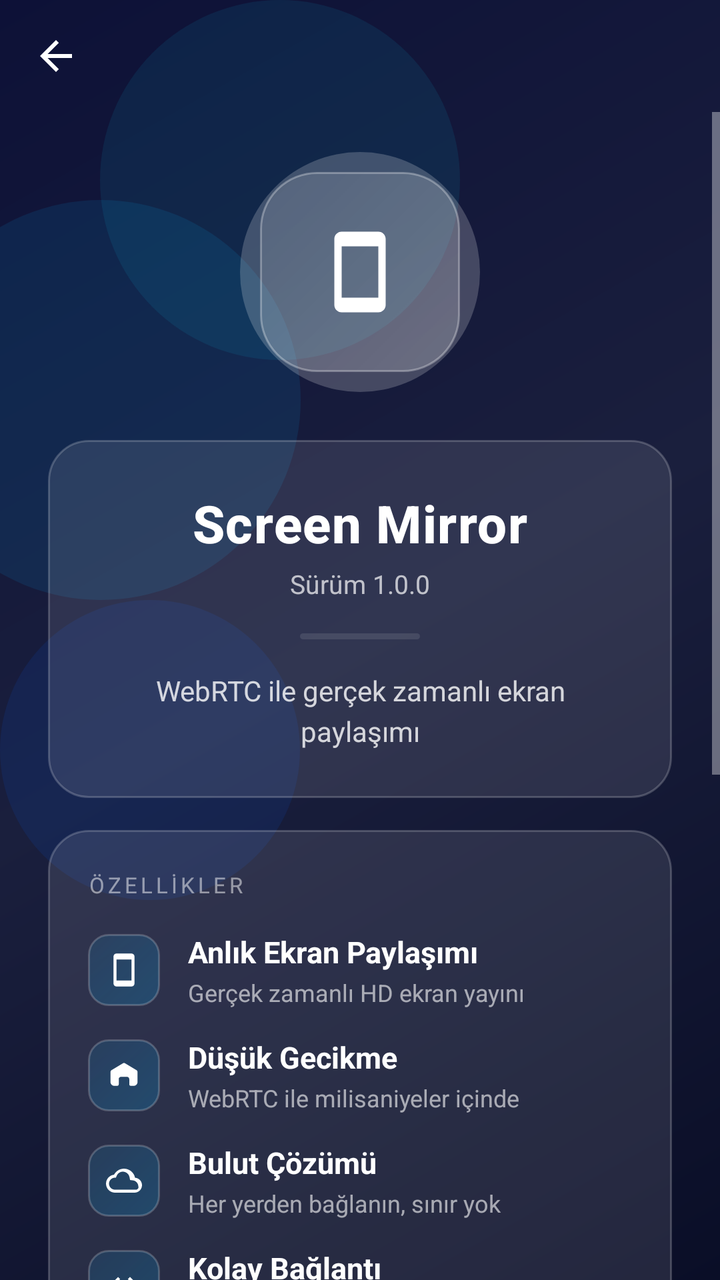
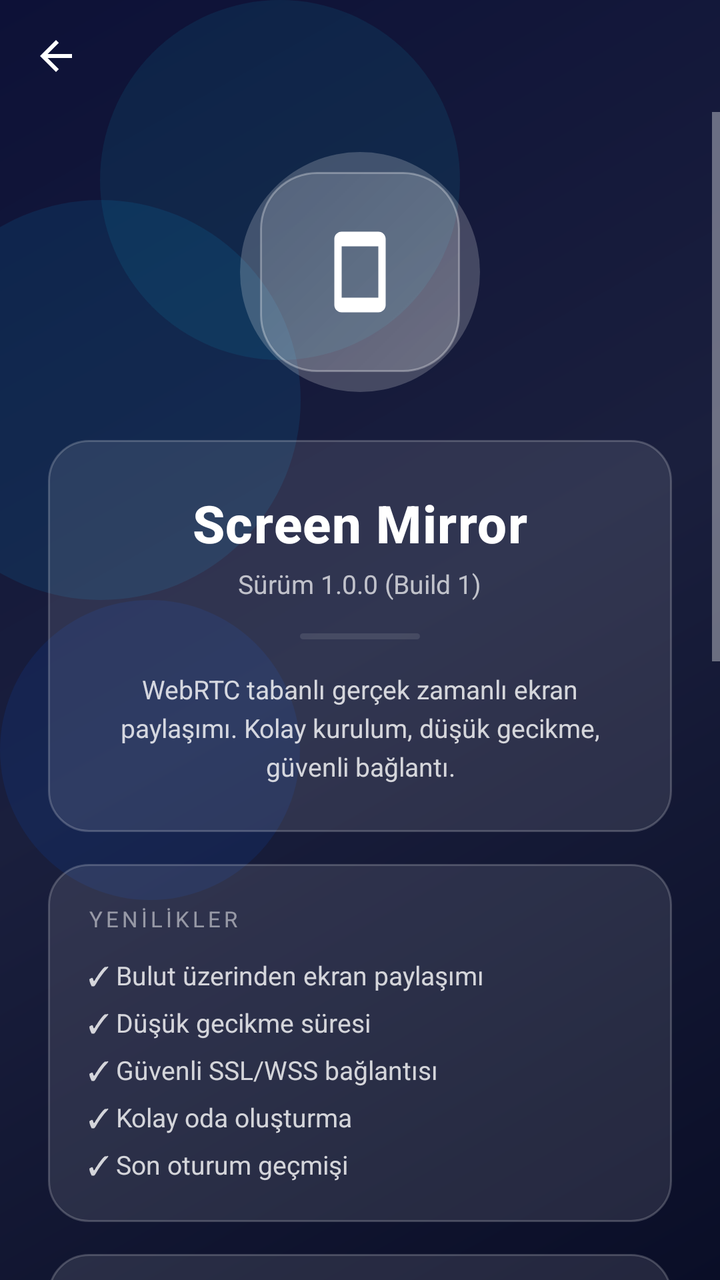

Screens rendered from an Android XML layout before and after an edit, with the pre-edit source and the edit as a unified diff.
<!-- AndroidManifest.xml: activity theme Theme.ScreenShare -->
<!-- res/layout/activity_about.xml -->
<?xml version="1.0" encoding="utf-8"?>
<FrameLayout xmlns:android="http://schemas.android.com/apk/res/android"
    xmlns:app="http://schemas.android.com/apk/res-auto"
    android:layout_width="match_parent"
    android:layout_height="match_parent"
    android:fitsSystemWindows="true">

    
    <View
        android:layout_width="match_parent"
        android:layout_height="match_parent"
        android:background="@drawable/bg_about_gradient" />

    
    <View
        android:layout_width="200dp"
        android:layout_height="200dp"
        android:layout_marginStart="-50dp"
        android:layout_marginTop="100dp"
        android:background="@drawable/bg_circle_glass1" />

    <View
        android:layout_width="150dp"
        android:layout_height="150dp"
        android:layout_marginEnd="-30dp"
        android:layout_marginTop="300dp"
        android:background="@drawable/bg_circle_glass2" />

    <View
        android:layout_width="180dp"
        android:layout_height="180dp"
        android:layout_marginStart="50dp"
        android:layout_marginBottom="200dp"
        android:background="@drawable/bg_circle_glass3" />

    
    <LinearLayout
        android:layout_width="match_parent"
        android:layout_height="match_parent"
        android:orientation="vertical">

        
        <com.google.android.material.appbar.MaterialToolbar
            android:id="@+id/toolbar"
            android:layout_width="match_parent"
            android:layout_height="?attr/actionBarSize"
            android:background="@android:color/transparent"
            app:navigationIcon="@drawable/ic_back"
            app:navigationIconTint="@android:color/white" />

        <ScrollView
            android:layout_width="match_parent"
            android:layout_height="match_parent"
            android:fillViewport="true"
            android:overScrollMode="never">

            <LinearLayout
                android:layout_width="match_parent"
                android:layout_height="wrap_content"
                android:orientation="vertical"
                android:gravity="center_horizontal"
                android:paddingHorizontal="24dp"
                android:paddingBottom="32dp">

                
                <FrameLayout
                    android:layout_width="120dp"
                    android:layout_height="120dp"
                    android:layout_marginTop="20dp"
                    android:layout_marginBottom="24dp">

                    <View
                        android:layout_width="match_parent"
                        android:layout_height="match_parent"
                        android:background="@drawable/bg_icon_glow" />

                    <ImageView
                        android:id="@+id/appIcon"
                        android:layout_width="100dp"
                        android:layout_height="100dp"
                        android:layout_gravity="center"
                        android:src="@drawable/ic_cast"
                        android:background="@drawable/bg_icon_glass"
                        android:padding="28dp" />
                </FrameLayout>

                
                <LinearLayout
                    android:id="@+id/nameCard"
                    android:layout_width="match_parent"
                    android:layout_height="wrap_content"
                    android:background="@drawable/bg_glass_card"
                    android:orientation="vertical"
                    android:padding="24dp"
                    android:gravity="center"
                    android:layout_marginBottom="16dp">

                    <TextView
                        android:layout_width="wrap_content"
                        android:layout_height="wrap_content"
                        android:text="Screen Mirror"
                        android:textColor="@android:color/white"
                        android:textSize="26sp"
                        android:textStyle="bold"
                        android:fontFamily="sans-serif-medium"
                        android:letterSpacing="0.02" />

                    <TextView
                        android:layout_width="wrap_content"
                        android:layout_height="wrap_content"
                        android:text="Sürüm 1.0.0"
                        android:textColor="#B3FFFFFF"
                        android:textSize="13sp"
                        android:layout_marginTop="4dp" />

                    <View
                        android:layout_width="60dp"
                        android:layout_height="3dp"
                        android:background="@drawable/bg_divider_glass"
                        android:layout_marginTop="16dp" />

                    <TextView
                        android:layout_width="match_parent"
                        android:layout_height="wrap_content"
                        android:text="WebRTC ile gerçek zamanlı ekran paylaşımı"
                        android:textColor="#CCFFFFFF"
                        android:textSize="14sp"
                        android:gravity="center"
                        android:lineSpacingExtra="4dp"
                        android:layout_marginTop="16dp" />
                </LinearLayout>

                
                <LinearLayout
                    android:id="@+id/featureCard"
                    android:layout_width="match_parent"
                    android:layout_height="wrap_content"
                    android:background="@drawable/bg_glass_card"
                    android:orientation="vertical"
                    android:padding="20dp"
                    android:layout_marginBottom="16dp">

                    <TextView
                        android:layout_width="wrap_content"
                        android:layout_height="wrap_content"
                        android:text="ÖZELLİKLER"
                        android:textColor="#80FFFFFF"
                        android:textSize="11sp"
                        android:letterSpacing="0.15"
                        android:layout_marginBottom="16dp" />

                    
                    <LinearLayout
                        android:layout_width="match_parent"
                        android:layout_height="wrap_content"
                        android:orientation="horizontal"
                        android:gravity="center_vertical"
                        android:layout_marginBottom="14dp">

                        <FrameLayout
                            android:layout_width="36dp"
                            android:layout_height="36dp"
                            android:layout_marginEnd="14dp">
                            <View
                                android:layout_width="match_parent"
                                android:layout_height="match_parent"
                                android:background="@drawable/bg_feature_icon" />
                            <ImageView
                                android:layout_width="18dp"
                                android:layout_height="18dp"
                                android:layout_gravity="center"
                                android:src="@drawable/ic_cast" />
                        </FrameLayout>

                        <LinearLayout
                            android:layout_width="0dp"
                            android:layout_height="wrap_content"
                            android:layout_weight="1"
                            android:orientation="vertical">
                            <TextView
                                android:layout_width="wrap_content"
                                android:layout_height="wrap_content"
                                android:text="Anlık Ekran Paylaşımı"
                                android:textColor="@android:color/white"
                                android:textSize="15sp"
                                android:textStyle="bold" />
                            <TextView
                                android:layout_width="wrap_content"
                                android:layout_height="wrap_content"
                                android:text="Gerçek zamanlı HD ekran yayını"
                                android:textColor="#99FFFFFF"
                                android:textSize="12sp"
                                android:layout_marginTop="2dp" />
                        </LinearLayout>
                    </LinearLayout>

                    
                    <LinearLayout
                        android:layout_width="match_parent"
                        android:layout_height="wrap_content"
                        android:orientation="horizontal"
                        android:gravity="center_vertical"
                        android:layout_marginBottom="14dp">

                        <FrameLayout
                            android:layout_width="36dp"
                            android:layout_height="36dp"
                            android:layout_marginEnd="14dp">
                            <View
                                android:layout_width="match_parent"
                                android:layout_height="match_parent"
                                android:background="@drawable/bg_feature_icon" />
                            <ImageView
                                android:layout_width="18dp"
                                android:layout_height="18dp"
                                android:layout_gravity="center"
                                android:src="@drawable/ic_speed" />
                        </FrameLayout>

                        <LinearLayout
                            android:layout_width="0dp"
                            android:layout_height="wrap_content"
                            android:layout_weight="1"
                            android:orientation="vertical">
                            <TextView
                                android:layout_width="wrap_content"
                                android:layout_height="wrap_content"
                                android:text="Düşük Gecikme"
                                android:textColor="@android:color/white"
                                android:textSize="15sp"
                                android:textStyle="bold" />
                            <TextView
                                android:layout_width="wrap_content"
                                android:layout_height="wrap_content"
                                android:text="WebRTC ile milisaniyeler içinde"
                                android:textColor="#99FFFFFF"
                                android:textSize="12sp"
                                android:layout_marginTop="2dp" />
                        </LinearLayout>
                    </LinearLayout>

                    
                    <LinearLayout
                        android:layout_width="match_parent"
                        android:layout_height="wrap_content"
                        android:orientation="horizontal"
                        android:gravity="center_vertical"
                        android:layout_marginBottom="14dp">

                        <FrameLayout
                            android:layout_width="36dp"
                            android:layout_height="36dp"
                            android:layout_marginEnd="14dp">
                            <View
                                android:layout_width="match_parent"
                                android:layout_height="match_parent"
                                android:background="@drawable/bg_feature_icon" />
                            <ImageView
                                android:layout_width="18dp"
                                android:layout_height="18dp"
                                android:layout_gravity="center"
                                android:src="@drawable/ic_cloud" />
                        </FrameLayout>

                        <LinearLayout
                            android:layout_width="0dp"
                            android:layout_height="wrap_content"
                            android:layout_weight="1"
                            android:orientation="vertical">
                            <TextView
                                android:layout_width="wrap_content"
                                android:layout_height="wrap_content"
                                android:text="Bulut Çözümü"
                                android:textColor="@android:color/white"
                                android:textSize="15sp"
                                android:textStyle="bold" />
                            <TextView
                                android:layout_width="wrap_content"
                                android:layout_height="wrap_content"
                                android:text="Her yerden bağlanın, sınır yok"
                                android:textColor="#99FFFFFF"
                                android:textSize="12sp"
                                android:layout_marginTop="2dp" />
                        </LinearLayout>
                    </LinearLayout>

                    
                    <LinearLayout
                        android:layout_width="match_parent"
                        android:layout_height="wrap_content"
                        android:orientation="horizontal"
                        android:gravity="center_vertical"
                        android:layout_marginBottom="14dp">

                        <FrameLayout
                            android:layout_width="36dp"
                            android:layout_height="36dp"
                            android:layout_marginEnd="14dp">
                            <View
                                android:layout_width="match_parent"
                                android:layout_height="match_parent"
                                android:background="@drawable/bg_feature_icon" />
                            <ImageView
                                android:layout_width="18dp"
                                android:layout_height="18dp"
                                android:layout_gravity="center"
                                android:src="@drawable/ic_link" />
                        </FrameLayout>

                        <LinearLayout
                            android:layout_width="0dp"
                            android:layout_height="wrap_content"
                            android:layout_weight="1"
                            android:orientation="vertical">
                            <TextView
                                android:layout_width="wrap_content"
                                android:layout_height="wrap_content"
                                android:text="Kolay Bağlantı"
                                android:textColor="@android:color/white"
                                android:textSize="15sp"
                                android:textStyle="bold" />
                            <TextView
                                android:layout_width="wrap_content"
                                android:layout_height="wrap_content"
                                android:text="Tek oda adı ile hızlı kurulum"
                                android:textColor="#99FFFFFF"
                                android:textSize="12sp"
                                android:layout_marginTop="2dp" />
                        </LinearLayout>
                    </LinearLayout>

                    
                    <LinearLayout
                        android:layout_width="match_parent"
                        android:layout_height="wrap_content"
                        android:orientation="horizontal"
                        android:gravity="center_vertical"
                        android:layout_marginBottom="14dp">

                        <FrameLayout
                            android:layout_width="36dp"
                            android:layout_height="36dp"
                            android:layout_marginEnd="14dp">
                            <View
                                android:layout_width="match_parent"
                                android:layout_height="match_parent"
                                android:background="@drawable/bg_feature_icon" />
                            <ImageView
                                android:layout_width="18dp"
                                android:layout_height="18dp"
                                android:layout_gravity="center"
                                android:src="@drawable/ic_lock" />
                        </FrameLayout>

                        <LinearLayout
                            android:layout_width="0dp"
                            android:layout_height="wrap_content"
                            android:layout_weight="1"
                            android:orientation="vertical">
                            <TextView
                                android:layout_width="wrap_content"
                                android:layout_height="wrap_content"
                                android:text="Güvenli İletişim"
                                android:textColor="@android:color/white"
                                android:textSize="15sp"
                                android:textStyle="bold" />
                            <TextView
                                android:layout_width="wrap_content"
                                android:layout_height="wrap_content"
                                android:text="SSL/WSS ile şifreli bağlantı"
                                android:textColor="#99FFFFFF"
                                android:textSize="12sp"
                                android:layout_marginTop="2dp" />
                        </LinearLayout>
                    </LinearLayout>

                    
                    <LinearLayout
                        android:layout_width="match_parent"
                        android:layout_height="wrap_content"
                        android:orientation="horizontal"
                        android:gravity="center_vertical">

                        <FrameLayout
                            android:layout_width="36dp"
                            android:layout_height="36dp"
                            android:layout_marginEnd="14dp">
                            <View
                                android:layout_width="match_parent"
                                android:layout_height="match_parent"
                                android:background="@drawable/bg_feature_icon" />
                            <ImageView
                                android:layout_width="18dp"
                                android:layout_height="18dp"
                                android:layout_gravity="center"
                                android:src="@drawable/ic_fullscreen" />
                        </FrameLayout>

                        <LinearLayout
                            android:layout_width="0dp"
                            android:layout_height="wrap_content"
                            android:layout_weight="1"
                            android:orientation="vertical">
                            <TextView
                                android:layout_width="wrap_content"
                                android:layout_height="wrap_content"
                                android:text="Tam Ekran Modu"
                                android:textColor="@android:color/white"
                                android:textSize="15sp"
                                android:textStyle="bold" />
                            <TextView
                                android:layout_width="wrap_content"
                                android:layout_height="wrap_content"
                                android:text="Kesintisiz izleme deneyimi"
                                android:textColor="#99FFFFFF"
                                android:textSize="12sp"
                                android:layout_marginTop="2dp" />
                        </LinearLayout>
                    </LinearLayout>
                </LinearLayout>

                
                <LinearLayout
                    android:id="@+id/devCard"
                    android:layout_width="match_parent"
                    android:layout_height="wrap_content"
                    android:background="@drawable/bg_glass_card"
                    android:orientation="horizontal"
                    android:padding="20dp"
                    android:gravity="center_vertical"
                    android:layout_marginBottom="16dp">

                    <FrameLayout
                        android:layout_width="56dp"
                        android:layout_height="56dp"
                        android:layout_marginEnd="16dp">
                        <View
                            android:layout_width="match_parent"
                            android:layout_height="match_parent"
                            android:background="@drawable/bg_avatar_glass" />
                        <ImageView
                            android:layout_width="28dp"
                            android:layout_height="28dp"
                            android:layout_gravity="center"
                            android:src="@drawable/ic_person" />
                    </FrameLayout>

                    <LinearLayout
                        android:layout_width="0dp"
                        android:layout_height="wrap_content"
                        android:layout_weight="1"
                        android:orientation="vertical">

                        <TextView
                            android:layout_width="wrap_content"
                            android:layout_height="wrap_content"
                            android:text="Geliştirici"
                            android:textColor="#80FFFFFF"
                            android:textSize="11sp"
                            android:letterSpacing="0.1" />

                        <TextView
                            android:layout_width="wrap_content"
                            android:layout_height="wrap_content"
                            android:text="Ferit Akdemir"
                            android:textColor="@android:color/white"
                            android:textSize="16sp"
                            android:textStyle="bold"
                            android:layout_marginTop="2dp" />

                        <TextView
                            android:layout_width="wrap_content"
                            android:layout_height="wrap_content"
                            android:text="akdemirferit608@gmail.com"
                            android:textColor="#80FFFFFF"
                            android:textSize="12sp"
                            android:layout_marginTop="2dp" />
                    </LinearLayout>
                </LinearLayout>

                
                <include layout="@layout/layout_social_buttons" />

                
                <TextView
                    android:layout_width="match_parent"
                    android:layout_height="wrap_content"
                    android:text="Basit olan karmaşıktır, karmaşık olan basittir."
                    android:textColor="#4D00B4FF"
                    android:textSize="12sp"
                    android:textStyle="italic"
                    android:gravity="center"
                    android:layout_marginTop="20dp" />

            </LinearLayout>
        </ScrollView>
    </LinearLayout>

</FrameLayout>
<!-- res/layout/layout_social_buttons.xml (included above) -->
<?xml version="1.0" encoding="utf-8"?>
<LinearLayout xmlns:android="http://schemas.android.com/apk/res/android"
    xmlns:app="http://schemas.android.com/apk/res-auto"
    android:layout_width="match_parent"
    android:layout_height="wrap_content"
    android:orientation="horizontal"
    android:gravity="center"
    android:layout_marginTop="24dp">

    
    <LinearLayout
        android:id="@+id/btnInstagram"
        android:layout_width="wrap_content"
        android:layout_height="wrap_content"
        android:orientation="vertical"
        android:gravity="center"
        android:background="@drawable/bg_social_button"
        android:paddingHorizontal="20dp"
        android:paddingVertical="14dp"
        android:layout_marginEnd="12dp"
        android:clickable="true"
        android:focusable="true">

        <ImageView
            android:layout_width="28dp"
            android:layout_height="28dp"
            android:src="@drawable/ic_instagram"
            android:layout_marginBottom="6dp" />

        <TextView
            android:layout_width="wrap_content"
            android:layout_height="wrap_content"
            android:text="Instagram"
            android:textColor="@android:color/white"
            android:textSize="11sp"
            android:textStyle="bold" />
    </LinearLayout>

    
    <LinearLayout
        android:id="@+id/btnGithub"
        android:layout_width="wrap_content"
        android:layout_height="wrap_content"
        android:orientation="vertical"
        android:gravity="center"
        android:background="@drawable/bg_social_button"
        android:paddingHorizontal="20dp"
        android:paddingVertical="14dp"
        android:layout_marginEnd="12dp"
        android:clickable="true"
        android:focusable="true">

        <ImageView
            android:layout_width="28dp"
            android:layout_height="28dp"
            android:src="@drawable/ic_github"
            android:layout_marginBottom="6dp" />

        <TextView
            android:layout_width="wrap_content"
            android:layout_height="wrap_content"
            android:text="GitHub"
            android:textColor="@android:color/white"
            android:textSize="11sp"
            android:textStyle="bold" />
    </LinearLayout>

    
    <LinearLayout
        android:id="@+id/btnSource"
        android:layout_width="wrap_content"
        android:layout_height="wrap_content"
        android:orientation="vertical"
        android:gravity="center"
        android:background="@drawable/bg_social_button"
        android:paddingHorizontal="20dp"
        android:paddingVertical="14dp"
        android:clickable="true"
        android:focusable="true">

        <ImageView
            android:layout_width="28dp"
            android:layout_height="28dp"
            android:src="@drawable/ic_code"
            android:layout_marginBottom="6dp" />

        <TextView
            android:layout_width="wrap_content"
            android:layout_height="wrap_content"
            android:text="Kaynak Kod"
            android:textColor="@android:color/white"
            android:textSize="11sp"
            android:textStyle="bold" />
    </LinearLayout>

</LinearLayout>
<!-- resources referenced by this layout -->
<resources>
  <!-- drawable bg_about_gradient (drawable) -->
  <?xml version="1.0" encoding="utf-8"?>
  <shape xmlns:android="http://schemas.android.com/apk/res/android"
      android:shape="rectangle">
      <gradient
          android:startColor="#FF0A0E27"
          android:centerColor="#FF1A1F3D"
          android:endColor="#FF0D1137"
          android:angle="135" />
  </shape>
  <!-- drawable bg_avatar_glass (drawable) -->
  <?xml version="1.0" encoding="utf-8"?>
  <shape xmlns:android="http://schemas.android.com/apk/res/android"
      android:shape="oval">
      <gradient
          android:startColor="#330066FF"
          android:endColor="#1A00D4FF"
          android:angle="135" />
      <stroke
          android:width="1dp"
          android:color="#4DFFFFFF" />
  </shape>
  <!-- drawable bg_circle_glass1 (drawable) -->
  <?xml version="1.0" encoding="utf-8"?>
  <shape xmlns:android="http://schemas.android.com/apk/res/android"
      android:shape="oval">
      <solid android:color="#1A00B4FF" />
  </shape>
  <!-- drawable bg_circle_glass2 (drawable) -->
  <?xml version="1.0" encoding="utf-8"?>
  <shape xmlns:android="http://schemas.android.com/apk/res/android"
      android:shape="oval">
      <solid android:color="#1A0066FF" />
  </shape>
  <!-- drawable bg_circle_glass3 (drawable) -->
  <?xml version="1.0" encoding="utf-8"?>
  <shape xmlns:android="http://schemas.android.com/apk/res/android"
      android:shape="oval">
      <solid android:color="#1500D4FF" />
  </shape>
  <!-- drawable bg_divider_glass (drawable) -->
  <?xml version="1.0" encoding="utf-8"?>
  <shape xmlns:android="http://schemas.android.com/apk/res/android"
      android:shape="rectangle">
      <solid android:color="#1AFFFFFF" />
      <corners android:radius="2dp" />
  </shape>
  <!-- drawable bg_feature_icon (drawable) -->
  <?xml version="1.0" encoding="utf-8"?>
  <shape xmlns:android="http://schemas.android.com/apk/res/android"
      android:shape="rectangle">
      <gradient
          android:startColor="#3300B4FF"
          android:endColor="#1A00B4FF"
          android:angle="135" />
      <corners android:radius="10dp" />
      <stroke
          android:width="1dp"
          android:color="#33FFFFFF" />
  </shape>
  <!-- drawable bg_glass_card (drawable) -->
  <?xml version="1.0" encoding="utf-8"?>
  <shape xmlns:android="http://schemas.android.com/apk/res/android"
      android:shape="rectangle">
      <solid android:color="#1AFFFFFF" />
      <corners android:radius="20dp" />
      <stroke
          android:width="1dp"
          android:color="#33FFFFFF" />
  </shape>
  <!-- drawable bg_icon_glass (drawable) -->
  <?xml version="1.0" encoding="utf-8"?>
  <shape xmlns:android="http://schemas.android.com/apk/res/android"
      android:shape="rectangle">
      <gradient
          android:startColor="#33FFFFFF"
          android:endColor="#1AFFFFFF"
          android:angle="135" />
      <corners android:radius="28dp" />
      <stroke
          android:width="1dp"
          android:color="#4DFFFFFF" />
  </shape>
  <!-- drawable bg_icon_glow (drawable) -->
  <?xml version="1.0" encoding="utf-8"?>
  <shape xmlns:android="http://schemas.android.com/apk/res/android"
      android:shape="oval">
      <solid android:color="#33FFFFFF" />
  </shape>
  <!-- drawable ic_back (drawable) -->
  <?xml version="1.0" encoding="utf-8"?>
  <vector xmlns:android="http://schemas.android.com/apk/res/android"
      android:width="24dp"
      android:height="24dp"
      android:viewportWidth="24"
      android:viewportHeight="24">
      <path
          android:fillColor="#FFFFFFFF"
          android:pathData="M20,11H7.83l5.59,-5.59L12,4l-8,8 8,8 1.41,-1.41L7.83,13H20v-2z" />
  </vector>
  <color name="bg_dark">#FF0A0E27</color>
  <color name="gradient_start">#FF0066FF</color>
  <color name="accent">#FF00B4FF</color>
  <!-- unchanged entries left out for length: 12 -->
</resources>

<!-- the commit's change to res/layout/activity_about.xml (unified diff, before → after) -->
@@ -108,7 +108,7 @@
                     <TextView
                         android:layout_width="wrap_content"
                         android:layout_height="wrap_content"
-                        android:text="Sürüm 1.0.0"
+                        android:text="Sürüm 1.0.0 (Build 1)"
                         android:textColor="#B3FFFFFF"
                         android:textSize="13sp"
                         android:layout_marginTop="4dp" />
@@ -122,12 +122,39 @@
                     <TextView
                         android:layout_width="match_parent"
                         android:layout_height="wrap_content"
-                        android:text="WebRTC ile gerçek zamanlı ekran paylaşımı"
+                        android:text="WebRTC tabanlı gerçek zamanlı ekran paylaşımı. Kolay kurulum, düşük gecikme, güvenli bağlantı."
                         android:textColor="#CCFFFFFF"
-                        android:textSize="14sp"
+                        android:textSize="13sp"
                         android:gravity="center"
                         android:lineSpacingExtra="4dp"
                         android:layout_marginTop="16dp" />
+                </LinearLayout>
+
+                
+                <LinearLayout
+                    android:layout_width="match_parent"
+                    android:layout_height="wrap_content"
+                    android:background="@drawable/bg_glass_card"
+                    android:orientation="vertical"
+                    android:padding="20dp"
+                    android:layout_marginBottom="16dp">
+
+                    <TextView
+                        android:layout_width="wrap_content"
+                        android:layout_height="wrap_content"
+                        android:text="YENİLİKLER"
+                        android:textColor="#80FFFFFF"
+                        android:textSize="11sp"
+                        android:letterSpacing="0.15"
+                        android:layout_marginBottom="12dp" />
+
+                    <TextView
+                        android:layout_width="match_parent"
+                        android:layout_height="wrap_content"
+                        android:text="✓ Bulut üzerinden ekran paylaşımı\n✓ Düşük gecikme süresi\n✓ Güvenli SSL/WSS bağlantısı\n✓ Kolay oda oluşturma\n✓ Son oturum geçmişi"
+                        android:textColor="#CCFFFFFF"
+                        android:textSize="13sp"
+                        android:lineSpacingExtra="6dp" />
                 </LinearLayout>
 
                 
